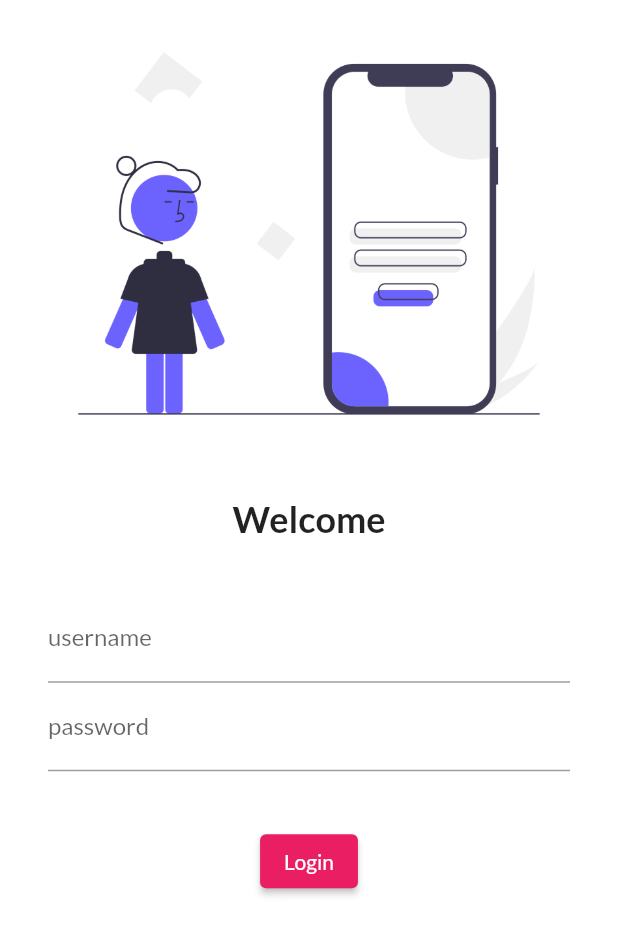
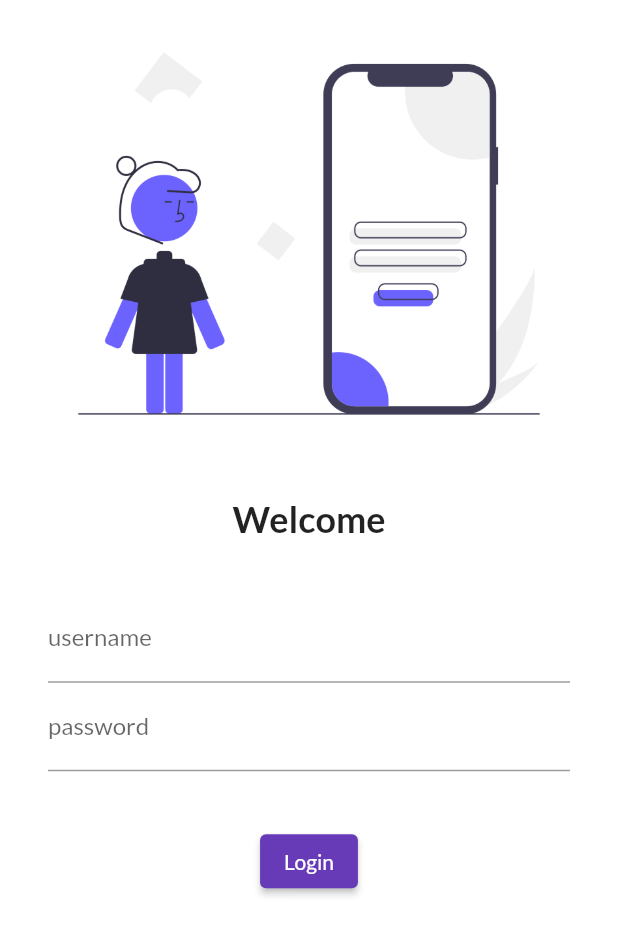
Before and after one commit to Radhika026/30DaysOfFlutter, a Flutter app: the screen it shows after launch, on a phone screen of 412 x 824 dp. Shown: the top 935 px of the screen. Run offline on Flutter 3.47's test engine with Material 2 defaults, Android fonts, the phone set to English and light mode, and no system bars; our stand-ins replace google_fonts.

Commit message:
day 4 part2

```diff
--- a/lib/main.dart
+++ b/lib/main.dart
@@ -16,7 +16,7 @@ class MyApp extends StatelessWidget {
       //home: HomePage(),
       themeMode: ThemeMode.light,
       theme: ThemeData(
-          primarySwatch: Colors.pink,
+          primarySwatch: Colors.deepPurple,
           fontFamily: GoogleFonts.lato().fontFamily),
 
       darkTheme: ThemeData(
--- a/lib/pages/login_page.dart
+++ b/lib/pages/login_page.dart
@@ -37,6 +37,7 @@ class LoginPage extends StatelessWidget {
                     ),
                   ),
                   TextFormField(
+                    obscureText: true,
                     decoration: InputDecoration(
                       hintText: "Please Enter Password",
                       labelText: "password",
```
